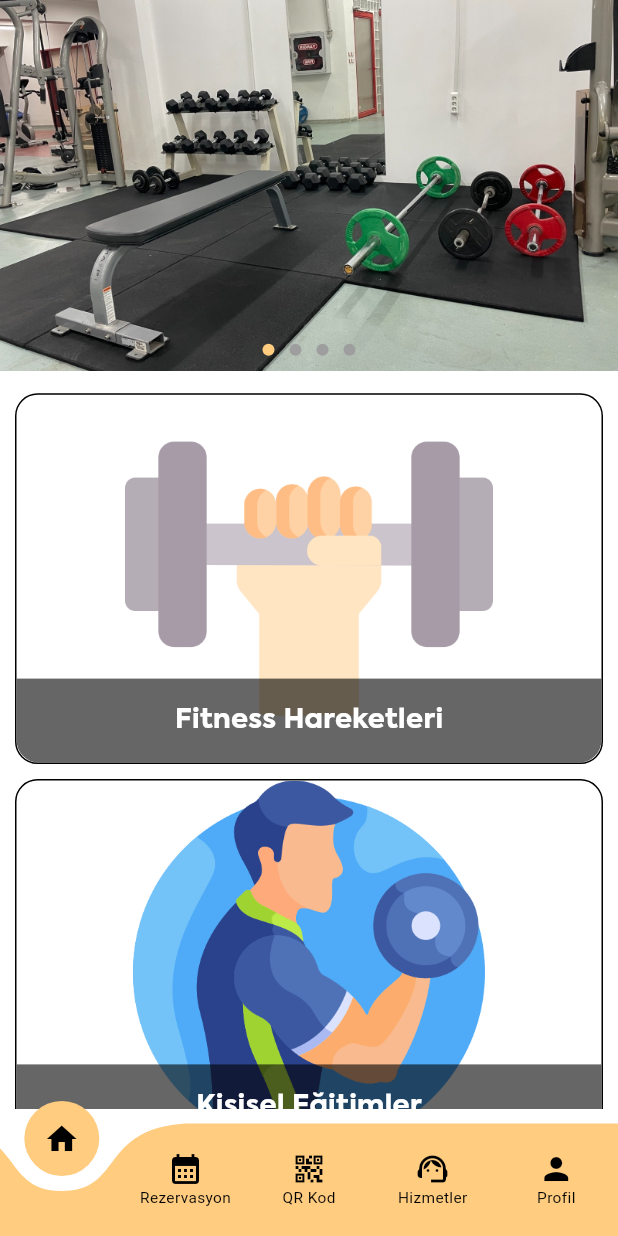
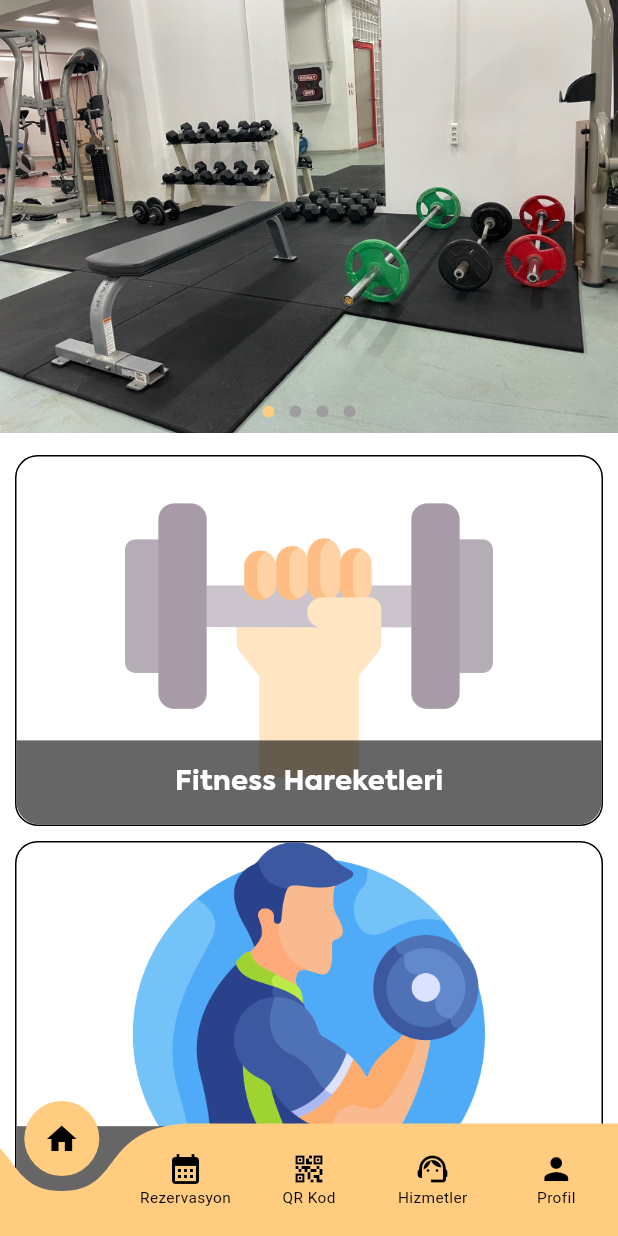
Before and after one commit to senaykeskin/fitness_app, a Flutter app: the screen it shows after launch, on a phone screen of 412 x 824 dp. Run offline on Flutter 3.47's test engine with Material 3 defaults, Android fonts, the light colour scheme and no system bars; drawn by our look-alikes of curved_navigation_bar; our stand-ins replace rxdart.

Commit message:
fitness detail screen was finished (#3)
- sticky header was added

```diff
--- a/lib/global/global-config.dart
+++ b/lib/global/global-config.dart
@@ -2,4 +2,5 @@ import 'package:flutter/material.dart';
 
 class GlobalConfig {
   static Color primaryColor = const Color(0xFFFFCC80);
+  static Color secondaryColor = const Color(0xFFFFEBD2);
 }
--- a/lib/global/global-variables.dart
+++ b/lib/global/global-variables.dart
@@ -18,6 +18,8 @@ TextStyle kAxiforma18 = TextStyle(fontFamily: "Axiforma", fontSize: 18);
 TextStyle kAntarctican20 = TextStyle(fontFamily: "Antarctican", fontSize: 20);
 TextStyle kAntarctican17 = TextStyle(fontFamily: "Antarctican", fontSize: 17);
 TextStyle kParalucent20 = TextStyle(fontFamily: "Paralucent", fontSize: 17);
+TextStyle kAxiformaRegular17 =
+    TextStyle(fontFamily: "AxiformaRegular", fontSize: 17);
 
 final BorderRadius border15 = BorderRadius.all(Radius.circular(15));
 final BorderRadius border25 = BorderRadius.circular(25);
--- a/lib/module/auth/welcome-screen.dart
+++ b/lib/module/auth/welcome-screen.dart
@@ -1,6 +1,5 @@
 import 'package:flutter/material.dart';
 import 'index.dart';
-
 
 class WelcomeScreen extends StatefulWidget {
   const WelcomeScreen({super.key});
--- /dev/null
+++ b/lib/module/fitness_detail/index.dart
@@ -0,0 +1 @@
+export 'package:fitness_app/global/global-variables.dart';
--- a/lib/module/fitness_movements/index.dart
+++ b/lib/module/fitness_movements/index.dart
@@ -2,6 +2,4 @@ export 'package:fitness_app/global/global-config.dart';
 export 'package:fitness_app/global/global-variables.dart';
 export '../../global/global-widgets.dart';
 export 'fitnessList.dart';
-export 'package:fitness_app/global/global-config.dart';
-export 'package:fitness_app/global/global-variables.dart';
 export 'package:fitness_app/module/fitness_movements/fitness_types_screen.dart';
--- a/lib/module/home/home_screen.dart
+++ b/lib/module/home/home_screen.dart
@@ -23,7 +23,7 @@ class _HomeScreenState extends State<HomeScreen> {
   void initState() {
     super.initState();
 
-    Timer.periodic(const Duration(seconds: 20), (timer) {
+    Timer.periodic(const Duration(seconds: 25), (timer) {
       final currentIndex = _currentIndex$.value;
       final nextIndex = (currentIndex + 1) % _imagePaths.length;
       _currentIndex$.add(nextIndex);
@@ -45,26 +45,30 @@ class _HomeScreenState extends State<HomeScreen> {
   @override
   Widget build(BuildContext context) {
     return Scaffold(
-      body: SafeArea(
-        child: Column(
-          children: [
-            StreamBuilder<int>(
+      extendBodyBehindAppBar: true,
+      body: CustomScrollView(
+        slivers: [
+          SliverAppBar(
+            expandedHeight: H(context) * 0.35,
+            floating: false,
+            pinned: true,
+            flexibleSpace: StreamBuilder<int>(
               stream: _currentIndex$.stream,
               builder: (context, snapshot) {
                 final currentIndex = snapshot.data ?? 0;
-                return SizedBox(
-                  height: H(context) * 0.3,
-                  child: Stack(
+                return Stack(
                   children: [
                     PageView.builder(
                       controller: _pageController,
                       itemCount: _imagePaths.length,
                       physics: const ClampingScrollPhysics(),
                       itemBuilder: (context, index) {
-                          return Image.asset(_imagePaths[index],
+                        return Image.asset(
+                          _imagePaths[index],
                           fit: BoxFit.cover,
                           width: W(context),
-                              height: H(context) * 0.3);
+                          height: H(context) * 0.35,
+                        );
                       },
                       onPageChanged: (index) {
                         _currentIndex$.add(index);
@@ -94,16 +98,16 @@ class _HomeScreenState extends State<HomeScreen> {
                       ),
                     ),
                   ],
-                  ),
                 );
               },
             ),
-            Expanded(
-              child: Padding(
-                padding: horizontal10 + vertical10,
-                child: ListView.builder(
-                  itemCount: homeButtonList.length,
-                  itemBuilder: (context, index) {
+          ),
+          SliverPadding(
+            padding: horizontal10 + vertical10 + EdgeInsets.only(bottom: 80),
+            sliver: SliverList(
+              delegate: SliverChildBuilderDelegate(
+                childCount: homeButtonList.length,
+                (context, index) {
                   final item = homeButtonList[index];
                   return Container(
                     margin: vertical5,
@@ -157,7 +161,6 @@ class _HomeScreenState extends State<HomeScreen> {
           ),
         ],
       ),
-      ),
     );
   }
 }
--- a/lib/module/home/mainList.dart
+++ b/lib/module/home/mainList.dart
@@ -12,7 +12,7 @@ final List<Map<String, dynamic>> homeButtonList = [
   },
   {
     'image': 'assets/images/educator.png',
-    'title': 'Kişisel Eğitimler',
+    'title': 'Eğitmenler',
     'onTap': () {},
   },
   {
--- a/lib/module/widgets/CTabBar.dart
+++ b/lib/module/widgets/CTabBar.dart
@@ -49,6 +49,7 @@ class _CTabbarState extends State<CTabbar> {
       builder: (context, snapshot) {
         final currentIndex = snapshot.data ?? 0;
         return Scaffold(
+          extendBody: true,
           body: _pages[currentIndex],
           bottomNavigationBar: CurvedNavigationBar(
             backgroundColor: Colors.transparent,
--- a/pubspec.yaml
+++ b/pubspec.yaml
@@ -85,6 +85,9 @@ flutter:
     - family: Paralucent
       fonts:
         - asset: assets/fonts/Paralucent-Light.ttf
+    - family: AxiformaRegular
+      fonts:
+        - asset: assets/fonts/Axiforma-Regular.ttf
   #
   # For details regarding fonts from package dependencies,
   # see https://flutter.dev/to/font-from-package
```
Also changed, not shown: lib/module/fitness_detail/fitness_detail_screen.dart (added, +76 -0 lines), lib/module/fitness_movements/fitness_movements_screen.dart (+8 -2 lines), lib/module/fitness_movements/fitness_types_screen.dart (+18 -4 lines), assets/fonts/Axiforma-Regular.ttf (added), lib/module/auth/index.dart (line endings or trailing spaces), lib/module/auth/login/index.dart (line endings or trailing spaces), lib/module/auth/signup/index.dart (line endings or trailing spaces). Lines whose indentation alone changed are shown as unchanged.
